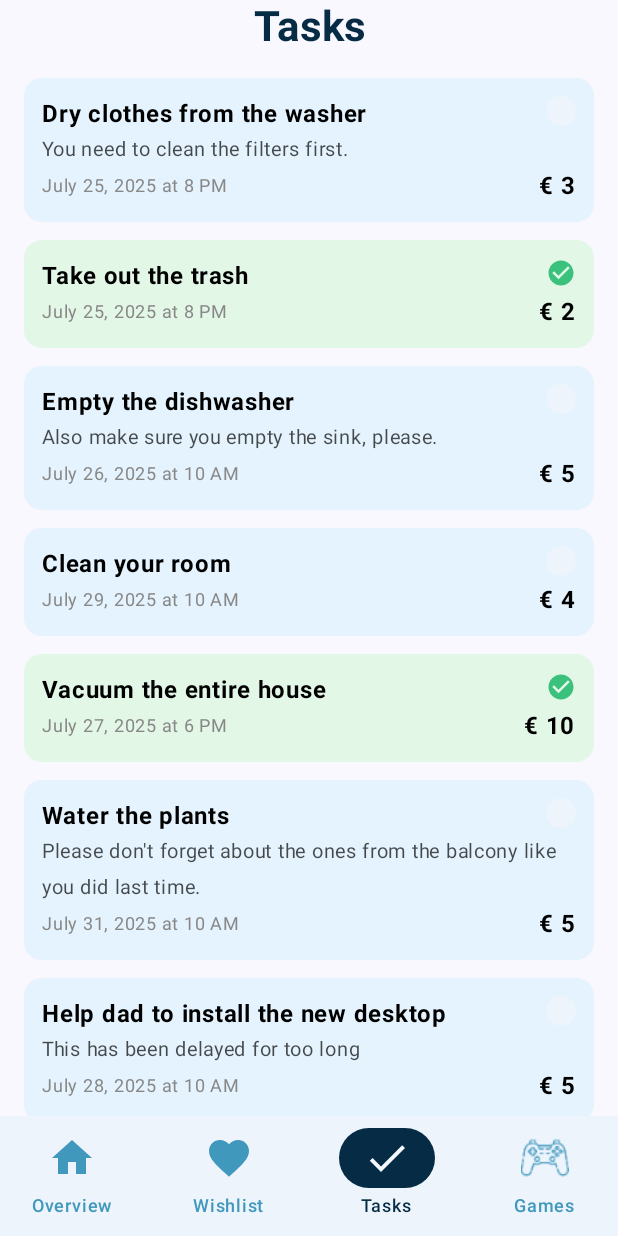
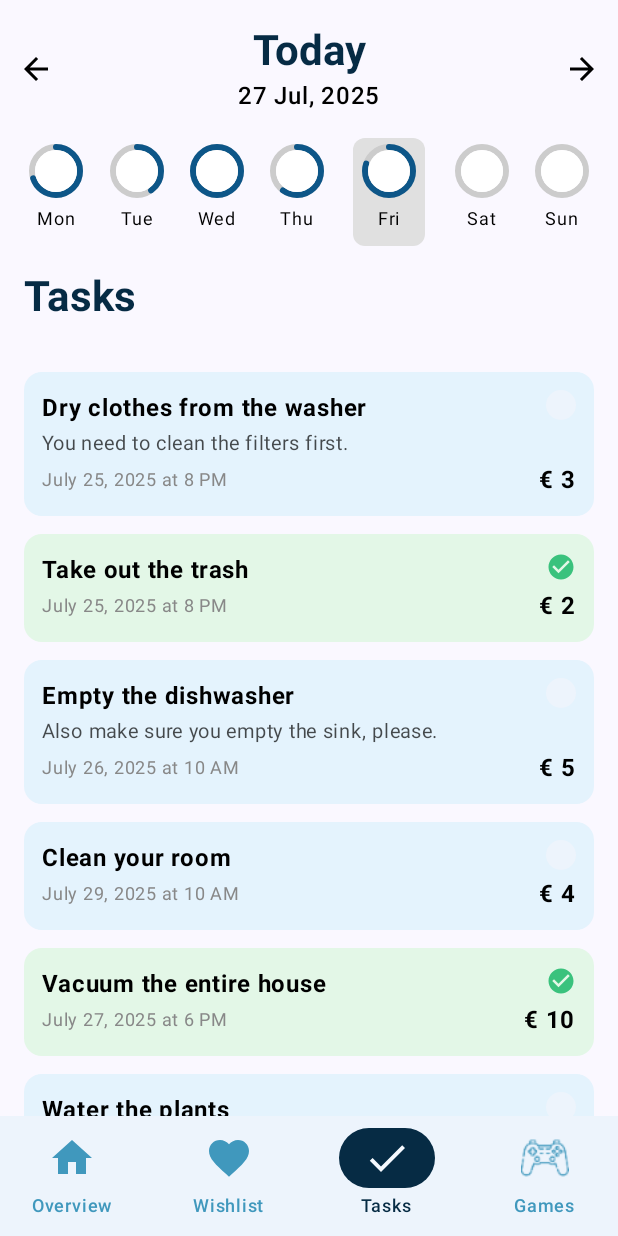
Before and after one commit to georgianaarosoae/Hackaton2025, an Android app built with Jetpack Compose: the screen it shows after launch (MainActivity), item 3 of the bottom bar chosen, on a phone screen of 412 x 824 dp. Run offline under Robolectric (Android 15) with nearby library versions, the light colour scheme and no system bars; our stand-ins replace Dagger/Hilt's generated code; libraries missing offline, so code that uses them is left out: org.burnoutcrew.reorderable; network calls fail; 1 statement that could not run was skipped.

Commit message:
all tasks screen done

```diff
--- a/app/src/main/java/com/example/hackaton2025/dashboard/MoneyStatus.kt
+++ b/app/src/main/java/com/example/hackaton2025/dashboard/MoneyStatus.kt
@@ -50,6 +50,7 @@
 import androidx.compose.ui.unit.dp
 import androidx.compose.ui.unit.sp
 import kotlinx.coroutines.delay
+import java.time.format.DateTimeFormatter
 
 @Composable
 fun MoneyStatusScreen(
@@ -83,7 +84,9 @@
             )
     ) {
         Column(
-            modifier = Modifier.fillMaxSize().padding(16.dp)
+            modifier = Modifier
+                .fillMaxSize()
+                .padding(16.dp)
         ) {
             Text(
                 text = "Money status",
@@ -125,9 +128,15 @@
                     fontSize = 12.sp
                 )
             }
+
+            Spacer(Modifier.height(16.dp))
+
+            AnimatedSmoothLine(
+                modifier = Modifier
+                    .fillMaxWidth()
+                    .weight(1f)
+            )
         }
-
-        AnimatedSmoothLine()
     }
 }
 
@@ -136,6 +145,15 @@
     modifier: Modifier = Modifier,
     animationDuration: Int = 2000
 ) {
+    val balanceHistory = listOf(
+        Pair("2025-02-15T00:00:00Z", 100),
+        Pair("2025-03-23T00:00:00Z", 50),
+        Pair("2025-04-20T00:00:00Z", 150),
+        Pair("2025-05-30T00:00:00Z", 243),
+        Pair("2025-06-11T00:00:00Z", 300),
+        Pair("2025-07-25T00:00:00Z", 250)
+    )
+
     var startAnimation by remember { mutableStateOf(false) }
 
     LaunchedEffect(Unit) {
@@ -148,65 +166,79 @@
         label = "GraphAnimation"
     )
 
-    Column(modifier = modifier.padding(top = 10.dp)) {
     Canvas(
-            modifier = Modifier
+        modifier = modifier
             .fillMaxWidth()
-                .height(250.dp)
+            .height(160.dp)
     ) {
         val width = size.width
         val height = size.height
 
-            // ✅ Make sure the last point is really at the end
-            val points = listOf(
-                Offset(0f, height * 0.6f),
-                Offset(width * 0.3f, height * 0.5f),
-                Offset(width * 0.6f, height * 0.7f),
-                Offset(width, height * 0.6f)   // last point at the end
-            )
+        val verticalPadding = 0.dp.toPx()
+
+        val formatter = DateTimeFormatter.ISO_OFFSET_DATE_TIME
+        val timestamps = balanceHistory.map {
+            java.time.ZonedDateTime.parse(it.first, formatter).toEpochSecond()
+        }
+        val minTimestamp = timestamps.minOrNull()!!
+        val maxTimestamp = timestamps.maxOrNull()!!
+
+        val minValue = balanceHistory.minOf { it.second }
+        val maxValue = balanceHistory.maxOf { it.second }
+
+        val points = balanceHistory.mapIndexed { index, (_, value) ->
+            val timestamp = timestamps[index]
+            val xRatio = (timestamp - minTimestamp).toFloat() / (maxTimestamp - minTimestamp).toFloat()
+            val x = xRatio * width
+
+            val valueRatio = (value - minValue).toFloat() / (maxValue - minValue).toFloat()
+            val y = verticalPadding + (1 - valueRatio) * (height - 2 * verticalPadding)
+
+            Offset(x, y)
+        }
+
 
         val path = Path().apply {
+            if (points.isNotEmpty()) {
                 moveTo(points[0].x, points[0].y)
                 for (i in 0 until points.size - 1) {
                     val midPoint = Offset(
-                        (points[i].x + points[i + 1].x) / 2,
-                        (points[i].y + points[i + 1].y) / 2
+                        (points[i].x + points[i + 1].x) / 2f,
+                        (points[i].y + points[i + 1].y) / 2f
                     )
                     quadraticBezierTo(points[i].x, points[i].y, midPoint.x, midPoint.y)
                 }
-                // ✅ finally, curve to the last point to make sure the line goes to the end
                 val secondLast = points[points.size - 2]
                 val last = points.last()
                 quadraticBezierTo(secondLast.x, secondLast.y, last.x, last.y)
             }
+        }
 
-            // Fill area under the curve
         val fillPath = Path().apply {
             addPath(path)
+            if (points.isNotEmpty()) {
                 lineTo(points.last().x, height)
                 lineTo(points.first().x, height)
                 close()
+            }
         }
 
         val fillBrush = Brush.verticalGradient(
             colors = listOf(Color.White.copy(alpha = 0.3f), Color.Transparent)
         )
 
-            // Dash effect: estimate length better (length is close to width*1.2 because of curve)
+
         val pathLengthEstimate = width * 1.2f
         val effect = PathEffect.dashPathEffect(
             floatArrayOf(pathLengthEstimate, pathLengthEstimate),
             phase = pathLengthEstimate * (1 - progress)
         )
 
-            // Draw animated fill
         drawPath(
             path = fillPath,
             brush = fillBrush,
             alpha = progress
         )
-
-            // Draw animated white line with rounded corners
         drawPath(
             path = path,
             color = Color.White,
@@ -217,7 +249,6 @@
                 pathEffect = effect
             )
         )
-        }
     }
 }
 
--- a/app/src/main/java/com/example/hackaton2025/tasks/AllTasksScreen.kt
+++ b/app/src/main/java/com/example/hackaton2025/tasks/AllTasksScreen.kt
@@ -1,22 +1,40 @@
 package com.example.hackaton2025.tasks
 
+import androidx.compose.foundation.Canvas
+import androidx.compose.foundation.background
+import androidx.compose.foundation.layout.Arrangement
 import androidx.compose.foundation.layout.Column
+import androidx.compose.foundation.layout.Row
 import androidx.compose.foundation.layout.Spacer
 import androidx.compose.foundation.layout.fillMaxSize
 import androidx.compose.foundation.layout.fillMaxWidth
 import androidx.compose.foundation.layout.height
 import androidx.compose.foundation.layout.padding
+import androidx.compose.foundation.layout.size
 import androidx.compose.foundation.lazy.LazyColumn
 import androidx.compose.foundation.lazy.items
+import androidx.compose.foundation.shape.RoundedCornerShape
+import androidx.compose.material.icons.Icons
+import androidx.compose.material.icons.filled.ArrowBack
+import androidx.compose.material.icons.filled.ArrowForward
+import androidx.compose.material3.Icon
+import androidx.compose.material3.IconButton
 import androidx.compose.material3.MaterialTheme
 import androidx.compose.material3.Text
 import androidx.compose.runtime.Composable
+import androidx.compose.ui.Alignment
 import androidx.compose.ui.Modifier
 import androidx.compose.ui.graphics.Color
+import androidx.compose.ui.graphics.StrokeCap
+import androidx.compose.ui.graphics.drawscope.Stroke
 import androidx.compose.ui.text.font.FontWeight
 import androidx.compose.ui.text.style.TextAlign
+import androidx.compose.ui.tooling.preview.Preview
+import androidx.compose.ui.unit.Dp
 import androidx.compose.ui.unit.dp
+import androidx.compose.ui.unit.sp
 import androidx.navigation.NavController
+import androidx.navigation.compose.rememberNavController
 import com.example.hackaton2025.data.fakeData.FakeData
 
 @Composable
@@ -24,17 +42,26 @@
     Column(
         modifier = Modifier.fillMaxSize()
     ) {
+        NavigationRow()
+
+        WeeklyStatusRow()
+
         Text(
             text = "Tasks",
             style = MaterialTheme.typography.headlineMedium.copy(
                 fontWeight = FontWeight.Bold,
                 color = Color(0xFF062B44),
             ),
-            textAlign = TextAlign.Center,
-            modifier = Modifier.fillMaxWidth()
+            textAlign = TextAlign.Start,
+            modifier = Modifier.fillMaxWidth().padding(16.dp)
         )
+
         Spacer(modifier = Modifier.height(16.dp))
-        LazyColumn(modifier = Modifier.fillMaxSize().padding(horizontal = 16.dp)) {
+        LazyColumn(
+            modifier = Modifier
+                .fillMaxSize()
+                .padding(horizontal = 16.dp)
+        ) {
             items(FakeData.allTasks) { item ->
                 Column {
                     TaskCard(item)
@@ -43,5 +70,159 @@
             }
         }
     }
+}
 
+@Composable
+fun NavigationRow(
+    title: String = "Today",
+    onLeftClick: () -> Unit = {},
+    onRightClick: () -> Unit = {}
+) {
+    Row(
+        modifier = Modifier
+            .fillMaxWidth()
+            .padding(vertical = 16.dp),
+        verticalAlignment = Alignment.CenterVertically,
+        horizontalArrangement = Arrangement.SpaceBetween
+    ) {
+        IconButton(onClick = onLeftClick) {
+            Icon(
+                imageVector = Icons.Default.ArrowBack,
+                contentDescription = "Previous",
+                tint = Color.Black
+            )
+        }
+
+        Column(
+            horizontalAlignment = Alignment.CenterHorizontally
+        ) {
+            Text(
+                text = title,
+                style = MaterialTheme.typography.headlineMedium.copy(
+                    fontWeight = FontWeight.Bold,
+                    color = Color(0xFF062B44)
+                )
+            )
+            Text(
+                text = "27 Jul, 2025",
+                fontSize = 16.sp,
+                color = Color.Black,
+                fontWeight = FontWeight.Medium
+            )
+        }
+
+        IconButton(onClick = onRightClick) {
+            Icon(
+                imageVector = Icons.Default.ArrowForward,
+                contentDescription = "Next",
+                tint = Color.Black
+            )
+        }
+    }
 }
+
+
+@Composable
+fun WeeklyStatusRow() {
+    val days = listOf("Mon", "Tue", "Wed", "Thu", "Fri", "Sat", "Sun")
+    val randomProgress = listOf(0.7f, 0.4f, 1f, 0.6f, 0.8f, 0f, 0f)
+    val activeColor = Color(0xFF0D5688)
+    val remainingColor = Color.LightGray
+    val backgroundColor = Color.White
+    val fridayBoxColor = Color(0xFFE0E0E0)
+
+    Row(
+        modifier = Modifier
+            .fillMaxWidth(),
+        horizontalArrangement = Arrangement.SpaceEvenly,
+        verticalAlignment = Alignment.CenterVertically
+    ) {
+        days.forEachIndexed { index, day ->
+            val isWeekend = day == "Sat" || day == "Sun"
+            val isFriday = day == "Fri"
+
+            Column(
+                horizontalAlignment = Alignment.CenterHorizontally,
+                modifier = if (isFriday) {
+                    Modifier
+                        .background(fridayBoxColor, shape = RoundedCornerShape(8.dp))
+                        .padding(horizontal = 8.dp, vertical = 6.dp)
+                } else Modifier
+            ) {
+                StatusCircle(
+                    progress = randomProgress[index],
+                    isWeekend = isWeekend,
+                    activeColor = activeColor,
+                    remainingColor = remainingColor,
+                    backgroundColor = backgroundColor
+                )
+                Spacer(Modifier.height(4.dp))
+                Text(
+                    text = day,
+                    fontSize = 12.sp,
+                    color = Color.Black
+                )
+            }
+        }
+    }
+}
+
+@Composable
+fun StatusCircle(
+    progress: Float,
+    isWeekend: Boolean,
+    activeColor: Color,
+    remainingColor: Color,
+    backgroundColor: Color,
+    size: Dp = 32.dp,
+    strokeWidth: Dp = 4.dp
+) {
+    Canvas(modifier = Modifier.size(size)) {
+        val sweepAngle = progress * 360f
+        val diameter = size.toPx()
+        val stroke = strokeWidth.toPx()
+
+        if (isWeekend) {
+            drawArc(
+                color = remainingColor,
+                startAngle = 0f,
+                sweepAngle = 360f,
+                useCenter = false,
+                style = Stroke(width = stroke, cap = StrokeCap.Round)
+            )
+        } else {
+            drawArc(
+                color = remainingColor,
+                startAngle = 0f,
+                sweepAngle = 360f,
+                useCenter = false,
+                style = Stroke(width = stroke, cap = StrokeCap.Round)
+            )
+            drawArc(
+                color = activeColor,
+                startAngle = -90f,
+                sweepAngle = sweepAngle,
+                useCenter = false,
+                style = Stroke(width = stroke, cap = StrokeCap.Round)
+            )
+        }
+
+        drawCircle(
+            color = backgroundColor,
+            radius = (diameter / 2f) - (stroke / 2f)
+        )
+    }
+}
+
+
+@Preview(showBackground = true)
+@Composable
+fun AllTasksScreenPreview() {
+    Column(
+        modifier = Modifier
+            .fillMaxSize()
+            .padding(16.dp)
+    ) {
+        AllTasksScreen(rememberNavController())
+    }
+}
```
Lines whose indentation alone changed are shown as unchanged.
